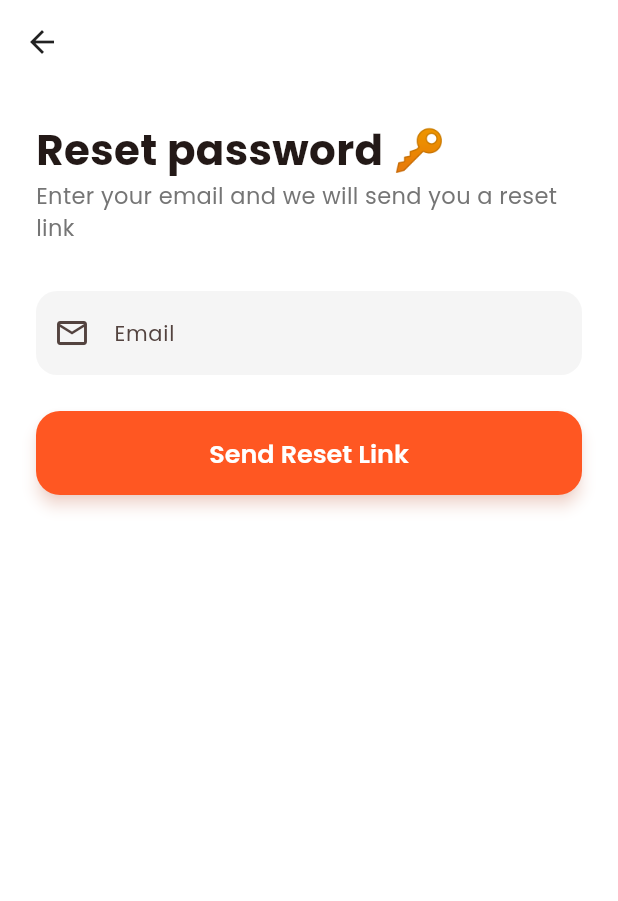
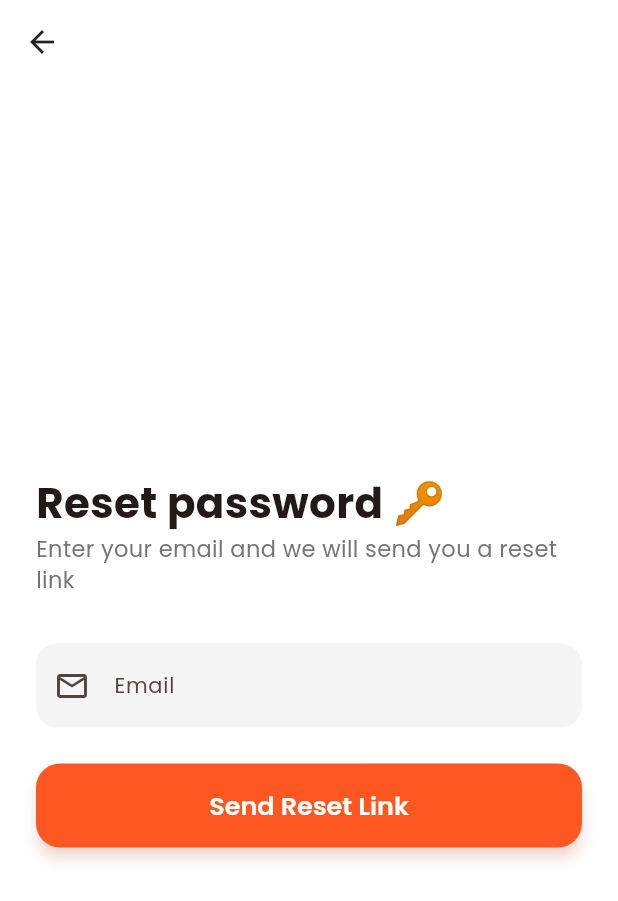
Before and after one commit to merjohnpagente/Delivery-App, a Flutter app: the ForgotPasswordScreen screen opened directly, on a phone screen of 412 x 824 dp. Shown: the top 901 px of the screen. Run offline on Flutter 3.47's test engine with Material 3 defaults, Android fonts, the phone set to English and light mode, and no system bars; our stand-ins replace cloud_firestore, firebase_auth, firebase_core, firebase_storage, geolocator, google_fonts and 2 more; accounts and stored records are empty; network calls fail.

Commit message:
Responsive all devices + no overflow: adaptive grids, centered forms, safe sheets, compileSdk 36

```diff
--- a/lib/screens/auth/forgot_password_screen.dart
+++ b/lib/screens/auth/forgot_password_screen.dart
@@ -2,6 +2,7 @@ import 'package:flutter/material.dart';
 import 'package:google_fonts/google_fonts.dart';
 import 'package:provider/provider.dart';
 import '../../providers/auth_provider.dart';
+import '../../theme/responsive.dart';
 
 class ForgotPasswordScreen extends StatefulWidget {
   const ForgotPasswordScreen({super.key});
@@ -53,9 +54,11 @@ class _ForgotPasswordScreenState extends State<ForgotPasswordScreen> {
         ),
       ),
       body: SafeArea(
-        child: Padding(
-          padding: const EdgeInsets.all(24),
+        child: Responsive.centered(
+          SingleChildScrollView(
+            padding: const EdgeInsets.all(24),
           child: _sent ? _successView() : _formView(isLoading),
+        ),
         ),
       ),
     );
--- a/lib/screens/checkout_screen.dart
+++ b/lib/screens/checkout_screen.dart
@@ -6,6 +6,7 @@ import '../models/order.dart';
 import '../providers/auth_provider.dart';
 import '../services/firestore_service.dart';
 import '../services/location_service.dart';
+import '../theme/responsive.dart';
 import '../widgets/food_image.dart';
 import 'orders_screen.dart';
 
@@ -123,7 +124,8 @@ class _CheckoutScreenState extends State<CheckoutScreen> {
           onPressed: () => Navigator.of(context).pop(),
         ),
       ),
-      body: SingleChildScrollView(
+      body: Responsive.centered(
+        SingleChildScrollView(
           padding: const EdgeInsets.all(20),
           child: Form(
             key: _formKey,
@@ -276,6 +278,7 @@ class _CheckoutScreenState extends State<CheckoutScreen> {
             ),
           ),
         ),
+      ),
     );
   }
 
--- /dev/null
+++ b/lib/theme/responsive.dart
@@ -0,0 +1,67 @@
+import 'package:flutter/material.dart';
+
+/// Breakpoints (logical pixels) used across the app.
+class AppBreakpoints {
+  /// Phones (portrait and most landscape phones).
+  static const double compact = 600;
+
+  /// Tablets portrait / large landscape phones.
+  static const double medium = 840;
+
+  /// Tablets landscape / desktop / wide screens.
+  /// Anything wider uses centered, max-width content.
+  static const double expandedMaxContentWidth = 1100;
+  static const double formMaxWidth = 480;
+  static const double listMaxWidth = 700;
+}
+
+/// Responsive helpers: grid columns, centered max-width content,
+/// adaptive padding, and fractional hero sizing.
+///
+/// These guarantee no horizontal overflow on small phones
+/// and a clean, centered layout on tablets and wide screens.
+class Responsive {
+  /// Grid columns for the food grid: 2 (phones) → 3 (tablets)
+  /// → 4 (wide screens).
+  static int columnsForWidth(double width) {
+    if (width >= AppBreakpoints.medium) return 4;
+    if (width >= AppBreakpoints.compact) return 3;
+    return 2;
+  }
+
+  /// Horizontal page padding: 20 on phones, 24 on bigger screens.
+  static double pagePadding(double width) =>
+      width >= AppBreakpoints.compact ? 24 : 20;
+
+  /// Center content with a max width so tablets/wide screens
+  /// don't stretch full-bleed.
+  static Widget centered(
+    Widget child, {
+    double maxWidth = AppBreakpoints.listMaxWidth,
+  }) {
+    return Center(
+      child: ConstrainedBox(
+        constraints: BoxConstraints(maxWidth: maxWidth),
+        child: child,
+      ),
+    );
+  }
+
+  /// Hero image height as a fraction of screen height,
+  /// clamped so it never overflows short/landscape screens
+  /// and never dominates tall ones.
+  static double heroHeight(
+    BuildContext context, {
+    double fraction = 0.32,
+    double min = 180,
+    double max = 320,
+  }) {
+    final h = MediaQuery.sizeOf(context).height * fraction;
+    return h.clamp(min, max).toDouble();
+  }
+
+  /// True on narrow phones (<360dp) where rows must compress
+  /// (shorter labels, stacked actions).
+  static bool isNarrow(BuildContext context) =>
+      MediaQuery.sizeOf(context).width < 360;
+}
```
Also changed, not shown: lib/screens/admin/admin_orders_screen.dart (+32 -12 lines), lib/screens/auth/register_screen.dart (+5 -2 lines), lib/screens/cart_screen.dart (+9 -3 lines), lib/screens/home_screen.dart (+21 -7 lines), lib/screens/splash_screen.dart (+33 -14 lines), lib/screens/track_order_screen.dart (+25 -6 lines), lib/widgets/food_card.dart (+9 -5 lines), 1 other file. Lines whose indentation alone changed are shown as unchanged.
